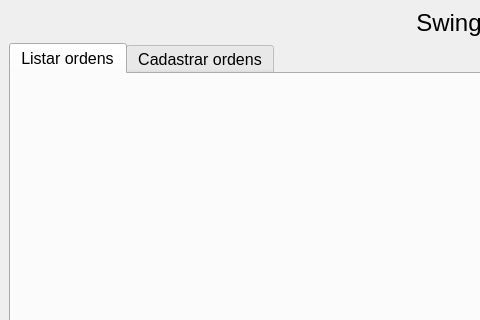
rafaelhamdan/swingtrade, file windows/main.ui: the form before one commit; both pictures show x 0 to 480 and y 0 to 320 of the 966 by 768 pixel window.
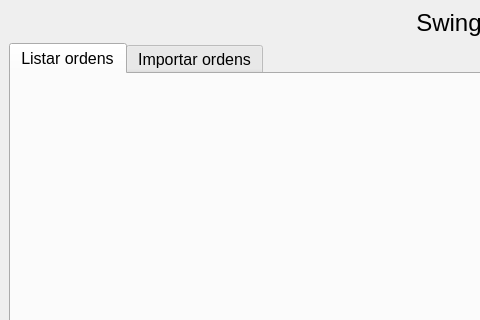
The form after the commit.

Commit message: We will soon support manually adding orders, so lets change tab title to import instead

What changed in the file:
```diff
--- a/windows/main.ui
+++ b/windows/main.ui
@@ -60,7 +60,7 @@
         </widget>
         <widget class="QWidget" name="register_order">
          <attribute name="title">
-          <string>Cadastrar ordens</string>
+          <string>Importar ordens</string>
          </attribute>
          <layout class="QVBoxLayout" name="verticalLayout_8">
           <item>
```
